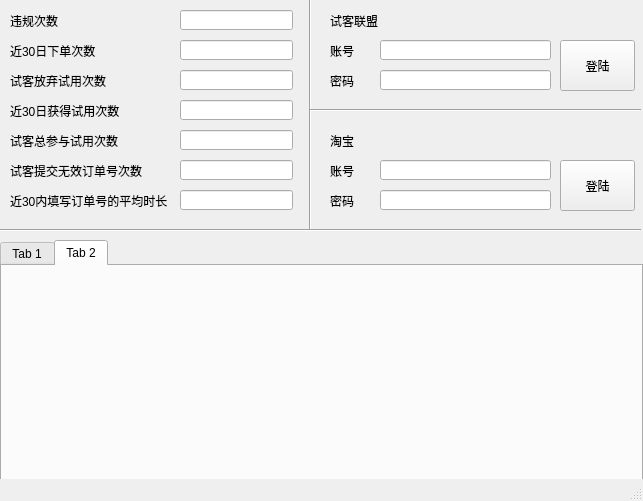
Before: the Qt Designer form src/ui/main.ui in limpair/sktb_automation, drawn with Qt 5.
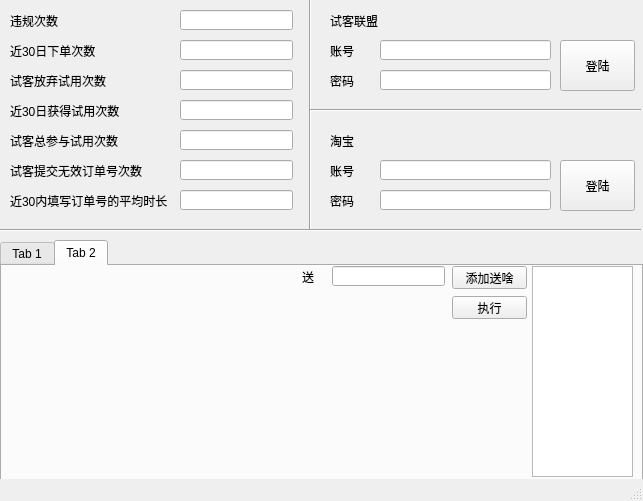
After: the same form once the commit is applied. The open tabs and pages were chosen to show the change. Icons and pictures are not drawn.

```diff
--- a/src/ui/main.ui
+++ b/src/ui/main.ui
@@ -537,6 +537,65 @@
      <attribute name="title">
       <string>Tab 2</string>
      </attribute>
+     <widget class="QPushButton" name="executeRemarks">
+      <property name="geometry">
+       <rect>
+        <x>450</x>
+        <y>30</y>
+        <width>75</width>
+        <height>23</height>
+       </rect>
+      </property>
+      <property name="text">
+       <string>执行</string>
+      </property>
+     </widget>
+     <widget class="QPushButton" name="addGift">
+      <property name="geometry">
+       <rect>
+        <x>450</x>
+        <y>0</y>
+        <width>75</width>
+        <height>23</height>
+       </rect>
+      </property>
+      <property name="text">
+       <string>添加送啥</string>
+      </property>
+     </widget>
+     <widget class="QTableView" name="GiftTable">
+      <property name="geometry">
+       <rect>
+        <x>530</x>
+        <y>0</y>
+        <width>101</width>
+        <height>211</height>
+       </rect>
+      </property>
+     </widget>
+     <widget class="QLineEdit" name="Gift">
+      <property name="geometry">
+       <rect>
+        <x>330</x>
+        <y>0</y>
+        <width>113</width>
+        <height>20</height>
+       </rect>
+      </property>
+     </widget>
+     <widget class="QLabel" name="label">
+      <property name="geometry">
+       <rect>
+        <x>300</x>
+        <y>0</y>
+        <width>21</width>
+        <height>21</height>
+       </rect>
+      </property>
+      <property name="text">
+       <string>送</string>
+      </property>
+     </widget>
     </widget>
    </widget>
    <zorder>violationLabel</zorder>
```
Left out of the diff: 2 changed lines with no effect on the pictures.
